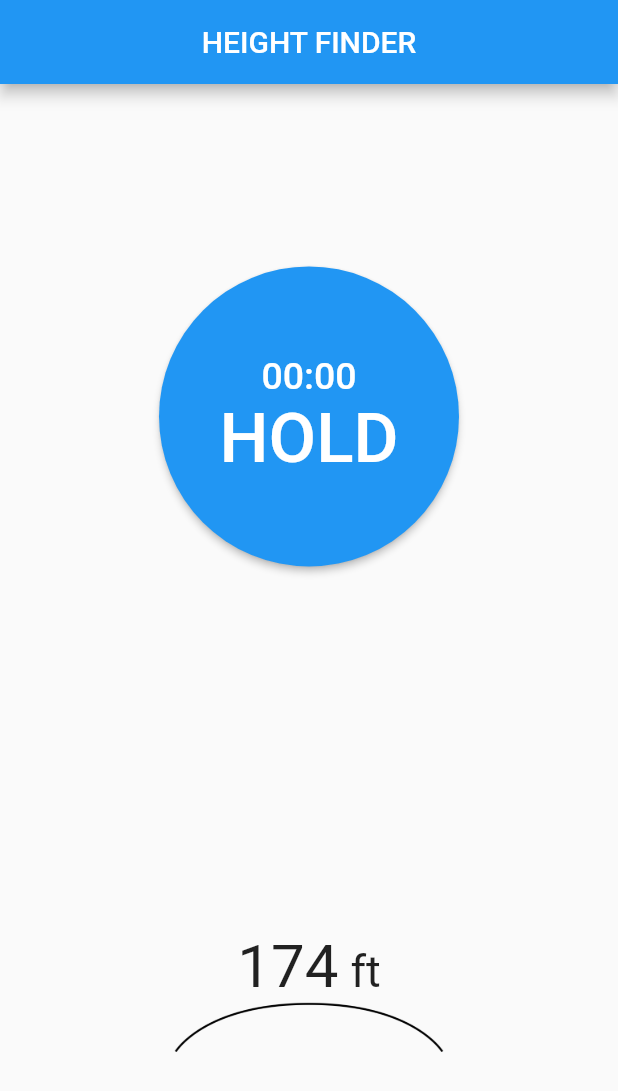
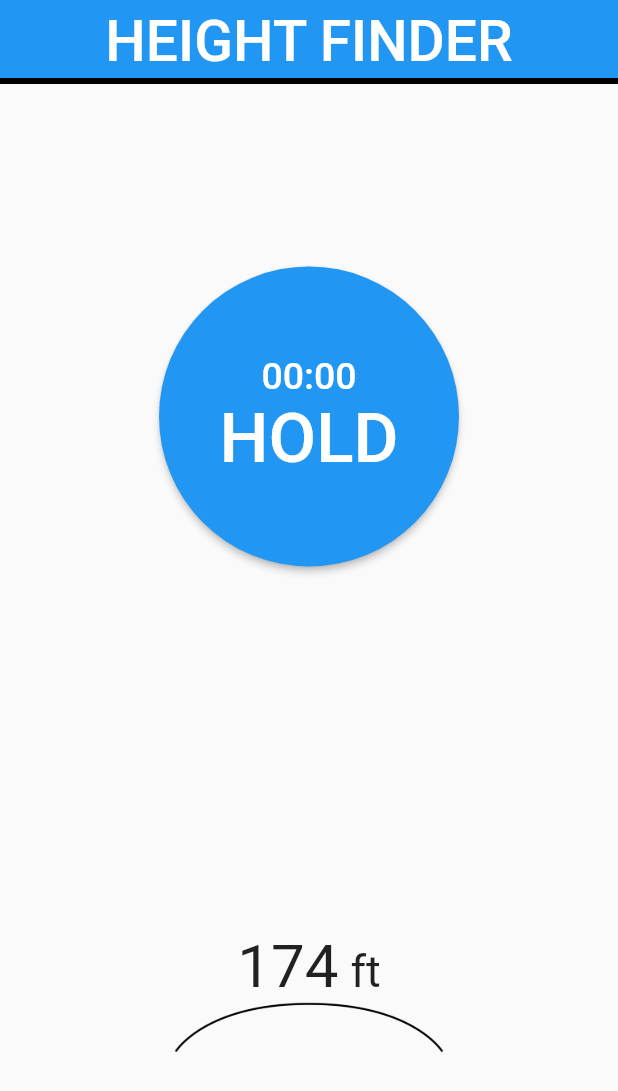
Before and after one commit to JaredTeter/height_finder, a Flutter app: the screen it shows after launch, on a phone screen of 412 x 824 dp. Shown: the top 1091 px of the screen. Run offline on Flutter 3.47's test engine with Material 2 defaults, Android fonts, the phone set to English and light mode, and no system bars.

Commit message:
increased appbar font size, set elevation to 0.0, and added a bottom border

```diff
--- a/lib/home.dart
+++ b/lib/home.dart
@@ -13,7 +13,18 @@ class _HomeState extends State<Home> {
   Widget build(BuildContext context) {
     return Scaffold(
       appBar: AppBar(
-        title: const Center(child: Text('HEIGHT FINDER')),
+        title: const Center(
+            child: Text(
+          'HEIGHT FINDER',
+          style: TextStyle(fontSize: 38.0),
+        )),
+        shape: const Border(
+          bottom: BorderSide(
+            color: Colors.black,
+            width: 4,
+          )
+        ),
+        elevation: 0.0,
       ),
       body: Center(
         child: Column(
```
